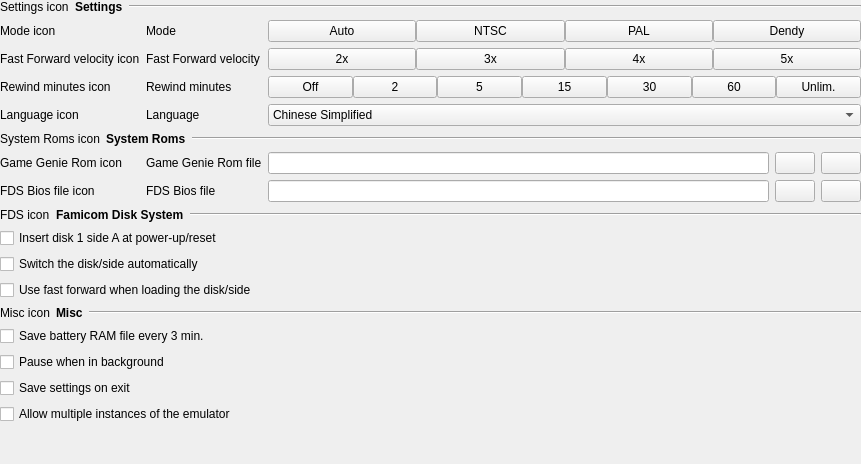
This is src/gui/designer/wdgSettingsGeneral.ui in punesemu/puNES as Qt 5 draws it before an edit. The edited form follows.
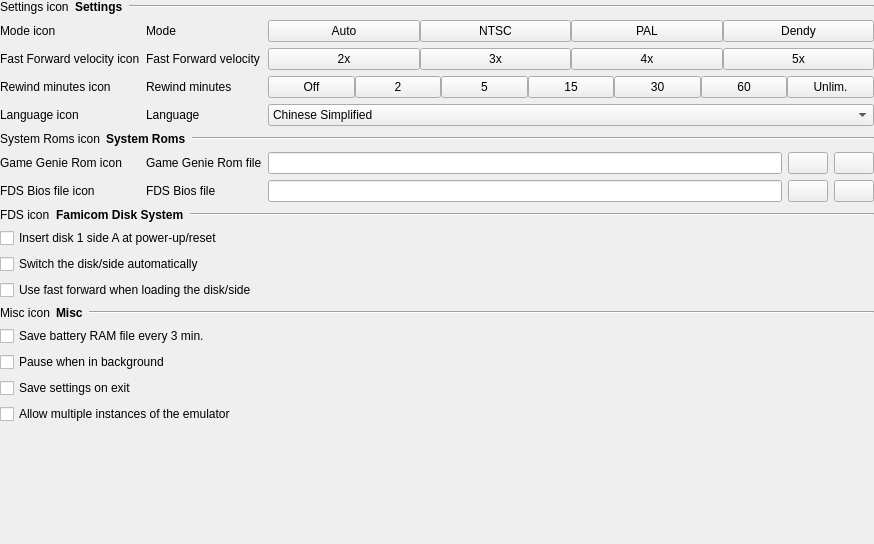
This is the edited form. Icons and pictures are not drawn.

```diff
--- a/src/gui/designer/wdgSettingsGeneral.ui
+++ b/src/gui/designer/wdgSettingsGeneral.ui
@@ -6,8 +6,8 @@
    <rect>
     <x>0</x>
     <y>0</y>
-    <width>861</width>
-    <height>464</height>
+    <width>874</width>
+    <height>544</height>
    </rect>
   </property>
   <property name="focusPolicy">
```
Left out of the diff: 9 changed lines with no effect on the pictures.
